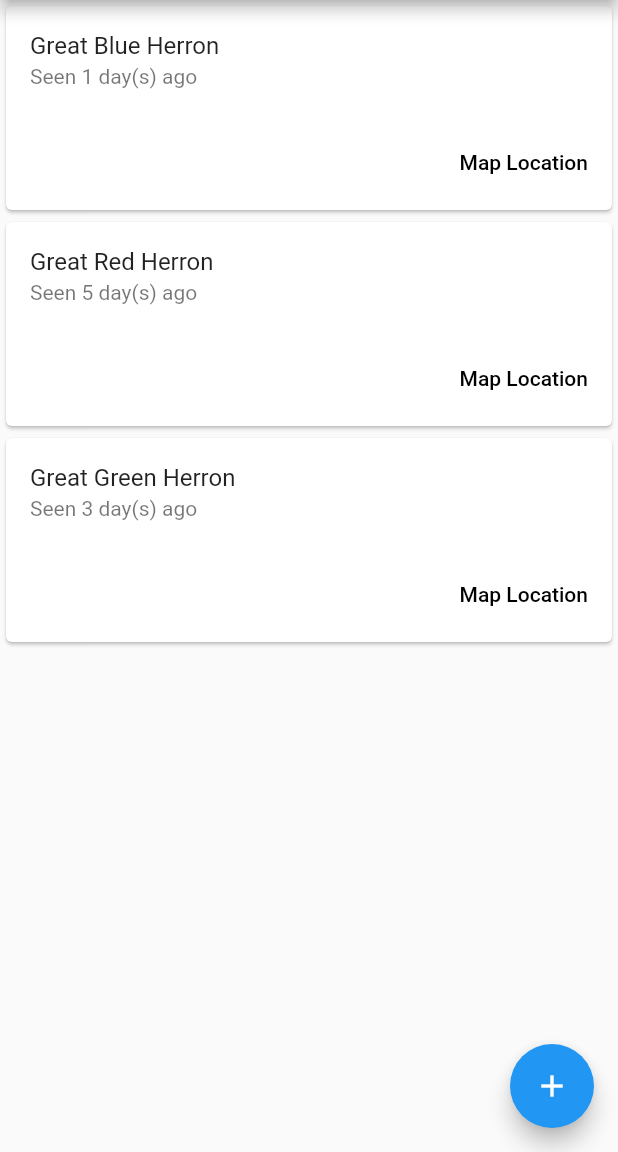
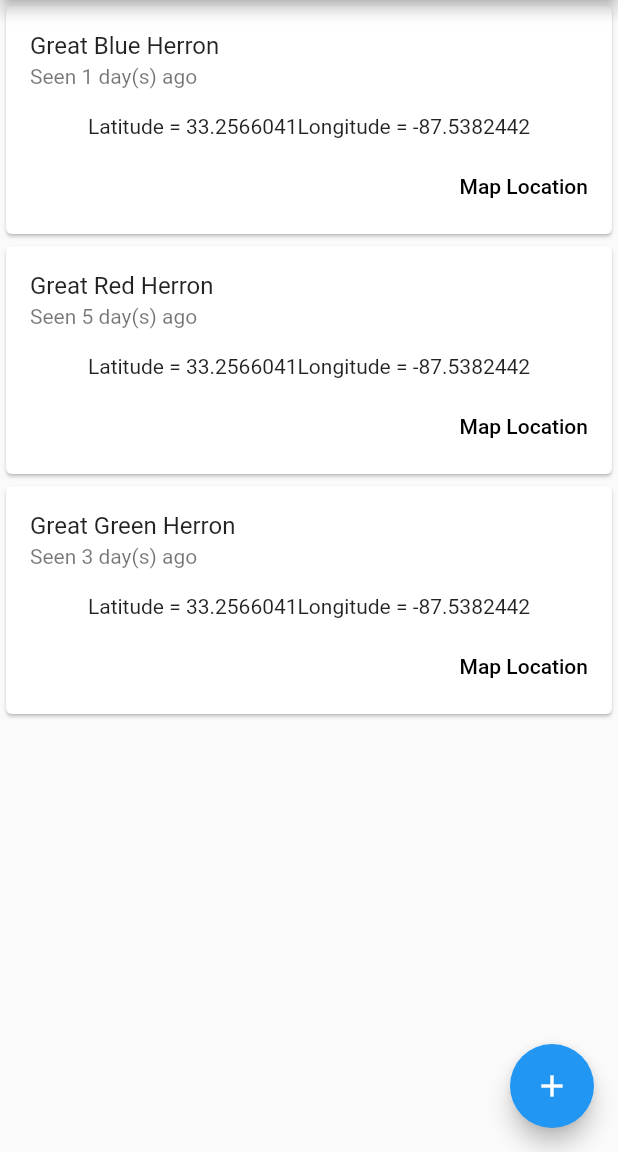
Before and after one commit to kchamilton/BirdApp, a Flutter app: the screen it shows after launch, on a phone screen of 412 x 824 dp, the part 84-1236 px from its top. Run offline on Flutter 3.47's test engine with Material 2 defaults, Android fonts, the phone set to English and light mode, and no system bars; our stand-ins replace location; missing offline and left inert: haversine.

Commit message:
Fixing the printing

```diff
--- a/lib/Bird.dart
+++ b/lib/Bird.dart
@@ -7,36 +7,43 @@ import 'package:haversine/haversine.dart';
 
 import 'package:url_launcher/url_launcher.dart';
 
-class Bird{
-  String speciesCode;//	"grbher3"
-  String comName;//	"Great Blue Heron"
-  String sciName;//	"Ardea herodias"
-  String locId;//	"L6439105"
-  String locName;//	"Ole Colony GC"
-  String obsDt;//	"2018-11-30 16:44"
-  int howMany;//	2
-  double lat;//	33.2566041
-  double lng;//	-87.5382442
-  bool obsValid;//	true
-  bool obsReviewed;//	false
-  bool locationPrivate;//	true
+class Bird {
+  final String speciesCode;
+  final String comName;
+  final String sciName;
+  final String locId;
+  final String locName;
+  final String obsDt;
+  final int howMany;
+  final double lat;
+  final double lng;
+  final bool obsValid;
+  final bool obsReviewed;
+  final bool locationPrivate;
 
-  Bird(String speciesCode, String commonName, String scientificName,
-      String locationID, String locationName, String observationDate, int howMany,
-      double lat, double long, bool valid, bool reviewed, bool locationPrivate
-      ){
-    this.speciesCode = speciesCode;
-    this.comName = commonName;
-    this.sciName = scientificName;
-    this.locId = locationID;
-    this.locName = locationName;
-    this.obsDt = observationDate;
-    this.howMany = howMany;
-    this.lat = lat;
-    this.lng = long;
-    this.obsValid = valid;
-    this.obsReviewed = reviewed;
-    this.locationPrivate = locationPrivate;
+  Bird.normal(this.speciesCode, this.comName, this.sciName, this.locId,
+    this.locName, this.obsDt, this.howMany, this.lat, this.lng,
+    this.obsValid, this.obsReviewed, this.locationPrivate);
+
+  Bird({this.speciesCode, this.comName, this.sciName, this.locId,
+    this.locName, this.obsDt, this.howMany, this.lat, this.lng,
+    this.obsValid, this.obsReviewed, this.locationPrivate});
+
+  factory Bird.fromJson(Map<String, dynamic> json) {
+    return Bird(
+      speciesCode: json['speciesCode'],
+      comName: json['comName'],
+      sciName: json['sciName'],
+      locId: json['locId'],
+      locName: json['locName'],
+      obsDt: json['obsDt'],
+      howMany: json['howMany'],
+      lat: json['lat'],
+      lng: json['lng'],
+      obsValid: json['obsValid'],
+      obsReviewed: json['obsReviewed'],
+      locationPrivate: json['locationPrivate'],
+    );
   }
 }
 
@@ -104,10 +111,13 @@ class BirdData{
           latitude2: latitude,
           longitude2: longitude
       );
-      timeAndDistance += distance.toString() + " away";
+      timeAndDistance += distance.distance().toInt().toString() + "km away";
     }
 
     print(latitude);
+
+    String latString = bird.lat.toString();
+    String lngString = bird.lng.toString();
     return new Card(
       child: new Column(
         mainAxisSize: MainAxisSize.min,
@@ -116,14 +126,13 @@ class BirdData{
             title: Text(titleName),
             subtitle: Text(timeAndDistance),
           ),
+          new Text("Latitude = "+ latString + "Longitude = " + lngString),
           ButtonTheme.bar( // make buttons use the appropriate styles for cards
             child: ButtonBar(
               children: <Widget>[
                 FlatButton(
                   child: const Text('Map Location'),
                   onPressed: () {
-                    String latString = bird.lat.toString();
-                    String lngString = bird.lng.toString();
                     launch("https://www.google.com/maps/search/?api=1&query=" + latString + "," + lngString);
                     //https://www.google.com/maps/search/?api=1&query=36.26577,-92.54324
                   },
--- a/lib/getBirdData.dart
+++ b/lib/getBirdData.dart
@@ -2,6 +2,7 @@ import 'dart:async';
 import 'dart:convert';
 import 'package:flutter/material.dart';
 import 'package:http/http.dart' as http;
+import 'Bird.dart';
 
 Future<List<Bird>> fetchPost() async {
   List<Bird> birdList = new List();
@@ -22,39 +23,6 @@ Future<List<Bird>> fetchPost() async {
   return birdList;
 }
 
-class Bird {
-  final String speciesCode;
-  final String comName;
-  final String sciName;
-  final String locId;
-  final String locName;
-  final String obsDt;
-  final int howMany;
-  final double lat;
-  final double lng;
-  final bool obsValid;
-  final bool obsReviewed;
-  final bool locationPrivate;
-
-  Bird({this.speciesCode, this.comName, this.sciName, this.locId, this.locName, this.obsDt, this.howMany, this.lat, this.lng, this.obsValid, this.obsReviewed, this.locationPrivate});
-
-  factory Bird.fromJson(Map<String, dynamic> json) {
-    return Bird(
-      speciesCode: json['speciesCode'],
-      comName: json['comName'],
-      sciName: json['sciName'],
-      locId: json['locId'],
-      locName: json['locName'],
-      obsDt: json['obsDt'],
-      howMany: json['howMany'],
-      lat: json['lat'],
-      lng: json['lng'],
-      obsValid: json['obsValid'],
-      obsReviewed: json['obsReviewed'],
-      locationPrivate: json['locationPrivate'],
-    );
-  }
-}
 
 void main() => runApp(MyApp(post: fetchPost()));
 
@@ -62,6 +30,8 @@ class MyApp extends StatelessWidget {
   final Future<List<Bird>> post;
 
   MyApp({Key key, this.post}) : super(key: key);
+
+  BirdData data = new BirdData();
 
   @override
   Widget build(BuildContext context) {
@@ -79,7 +49,7 @@ class MyApp extends StatelessWidget {
             future: post,
             builder: (context, snapshot) {
               if (snapshot.hasData) {
-                return Text(snapshot.data.elementAt(1).comName);
+                return data.scrollingBirdList(snapshot.data);
               } else if (snapshot.hasError) {
                 return Text("${snapshot.error}");
               }
--- a/lib/main.dart
+++ b/lib/main.dart
@@ -55,13 +55,13 @@ class _MyHomePageState extends State<MyHomePage> {
   }
 
   List<Bird> birdList = [
-    Bird("grbher3", "Great Blue Herron",
+    Bird.normal("grbher3", "Great Blue Herron",
       "Ardea herodias", "L6439105", "Ole Colony GC", "2018-11-30 16:44",
       2, 33.2566041, -87.5382442, true, false, true),
-    Bird("grbher3", "Great Red Herron",
+    Bird.normal("grbher3", "Great Red Herron",
         "Ardea herodias", "L6439105", "Ole Colony GC", "2018-11-26 16:44",
         2, 33.2566041, -87.5382442, true, false, true),
-    Bird("grbher3", "Great Green Herron",
+    Bird.normal("grbher3", "Great Green Herron",
         "Ardea herodias", "L6439105", "Ole Colony GC", "2018-11-28 16:44",
         2, 33.2566041, -87.5382442, true, false, true),];
   @override
```
